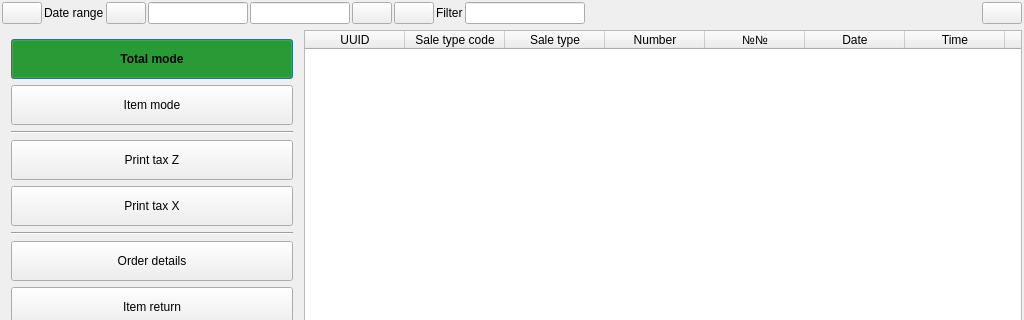
Old version of the form Shop/sales.ui in the repository End1-1/Cafe5; both pictures show x 0 to 1024 and y 0 to 320 of the 1024 by 768 pixel window.
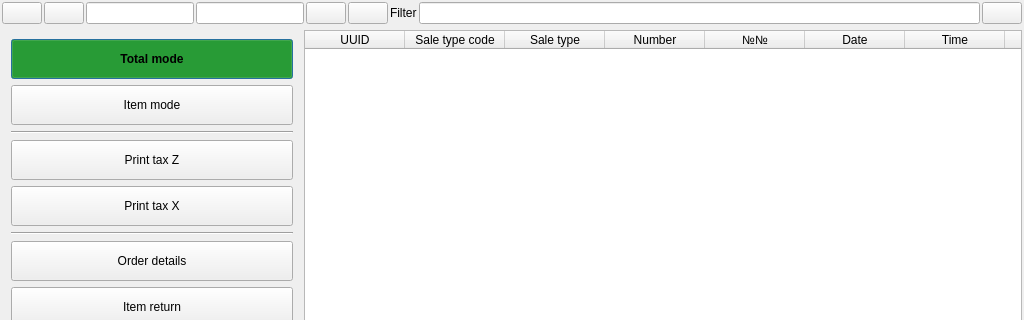
New version of the form. Icons and pictures are not drawn. Custom widgets are drawn as their Qt base class.

Diff of the .ui file:
```diff
--- a/Shop/sales.ui
+++ b/Shop/sales.ui
@@ -47,82 +47,29 @@
       <property name="spacing">
        <number>2</number>
       </property>
-      <item row="0" column="7">
+      <item row="0" column="3">
+       <widget class="C5DateEdit" name="deEnd">
+        <property name="minimumSize">
+         <size>
+          <width>0</width>
+          <height>0</height>
+         </size>
+        </property>
+        <property name="maximumSize">
+         <size>
+          <width>16777215</width>
+          <height>16777215</height>
+         </size>
+        </property>
+       </widget>
+      </item>
+      <item row="0" column="6">
        <widget class="QLabel" name="label_4">
         <property name="text">
          <string>Filter</string>
         </property>
        </widget>
       </item>
-      <item row="0" column="6">
-       <widget class="QPushButton" name="btnRefresh">
-        <property name="sizePolicy">
-         <sizepolicy hsizetype="Minimum" vsizetype="Minimum">
-          <horstretch>0</horstretch>
-          <verstretch>0</verstretch>
-         </sizepolicy>
-        </property>
-        <property name="focusPolicy">
-         <enum>Qt::FocusPolicy::NoFocus</enum>
-        </property>
-        <property name="text">
-         <string/>
-        </property>
-        <property name="icon">
-         <iconset resource="../resources/res.qrc">
-          <normaloff>:/refresh.png</normaloff>:/refresh.png</iconset>
-        </property>
-       </widget>
-      </item>
-      <item row="0" column="2">
-       <widget class="QPushButton" name="btnDateLeft">
-        <property name="sizePolicy">
-         <sizepolicy hsizetype="Minimum" vsizetype="Minimum">
-          <horstretch>0</horstretch>
-          <verstretch>0</verstretch>
-         </sizepolicy>
-        </property>
-        <property name="focusPolicy">
-         <enum>Qt::FocusPolicy::NoFocus</enum>
-        </property>
-        <property name="text">
-         <string/>
-        </property>
-        <property name="icon">
-         <iconset resource="../resources/res.qrc">
-          <normaloff>:/left-arrow.png</normaloff>:/left-arrow.png</iconset>
-        </property>
-       </widget>
-      </item>
-      <item row="0" column="11">
-       <spacer name="horizontalSpacer">
-        <property name="orientation">
-         <enum>Qt::Orientation::Horizontal</enum>
-        </property>
-        <property name="sizeHint" stdset="0">
-         <size>
-          <width>521</width>
-          <height>20</height>
-         </size>
-        </property>
-       </spacer>
-      </item>
-      <item row="0" column="3">
-       <widget class="C5DateEdit" name="deStart">
-        <property name="minimumSize">
-         <size>
-          <width>100</width>
-          <height>0</height>
-         </size>
-        </property>
-        <property name="maximumSize">
-         <size>
-          <width>130</width>
-          <height>16777215</height>
-         </size>
-        </property>
-       </widget>
-      </item>
       <item row="0" column="0">
        <widget class="QPushButton" name="btnShowMenu">
         <property name="sizePolicy">
@@ -143,40 +90,63 @@
         </property>
        </widget>
       </item>
+      <item row="0" column="5">
+       <widget class="QPushButton" name="btnRefresh">
+        <property name="sizePolicy">
+         <sizepolicy hsizetype="Minimum" vsizetype="Minimum">
+          <horstretch>0</horstretch>
+          <verstretch>0</verstretch>
+         </sizepolicy>
+        </property>
+        <property name="focusPolicy">
+         <enum>Qt::FocusPolicy::NoFocus</enum>
+        </property>
+        <property name="text">
+         <string/>
+        </property>
+        <property name="icon">
+         <iconset resource="../resources/res.qrc">
+          <normaloff>:/refresh.png</normaloff>:/refresh.png</iconset>
+        </property>
+       </widget>
+      </item>
       <item row="0" column="4">
-       <widget class="C5DateEdit" name="deEnd">
-        <property name="minimumSize">
-         <size>
-          <width>100</width>
-          <height>0</height>
-         </size>
+       <widget class="QPushButton" name="btnDateRight">
+        <property name="sizePolicy">
+         <sizepolicy hsizetype="Minimum" vsizetype="Minimum">
+          <horstretch>0</horstretch>
+          <verstretch>0</verstretch>
+         </sizepolicy>
         </property>
-        <property name="maximumSize">
-         <size>
-          <width>130</width>
-          <height>16777215</height>
-         </size>
+        <property name="focusPolicy">
+         <enum>Qt::FocusPolicy::NoFocus</enum>
+        </property>
+        <property name="text">
+         <string/>
+        </property>
+        <property name="icon">
+         <iconset resource="../resources/res.qrc">
+          <normaloff>:/right-arrow.png</normaloff>:/right-arrow.png</iconset>
         </property>
        </widget>
       </item>
-      <item row="0" column="8">
+      <item row="0" column="7">
        <widget class="QLineEdit" name="leFilter">
+        <property name="sizePolicy">
+         <sizepolicy hsizetype="Expanding" vsizetype="Fixed">
+          <horstretch>1</horstretch>
+          <verstretch>0</verstretch>
+         </sizepolicy>
+        </property>
         <property name="minimumSize">
          <size>
-          <width>120</width>
+          <width>0</width>
           <height>0</height>
          </size>
         </property>
        </widget>
       </item>
-      <item row="0" column="1">
-       <widget class="QLabel" name="label_2">
-        <property name="text">
-         <string>Date range</string>
-        </property>
-       </widget>
-      </item>
-      <item row="0" column="13">
+      <item row="0" column="11">
        <widget class="QPushButton" name="btnExit">
         <property name="sizePolicy">
          <sizepolicy hsizetype="Minimum" vsizetype="Preferred">
@@ -196,8 +166,24 @@
         </property>
        </widget>
       </item>
-      <item row="0" column="5">
-       <widget class="QPushButton" name="btnDateRight">
+      <item row="0" column="2">
+       <widget class="C5DateEdit" name="deStart">
+        <property name="minimumSize">
+         <size>
+          <width>0</width>
+          <height>0</height>
+         </size>
+        </property>
+        <property name="maximumSize">
+         <size>
+          <width>16777215</width>
+          <height>16777215</height>
+         </size>
+        </property>
+       </widget>
+      </item>
+      <item row="0" column="1">
+       <widget class="QPushButton" name="btnDateLeft">
         <property name="sizePolicy">
          <sizepolicy hsizetype="Minimum" vsizetype="Minimum">
           <horstretch>0</horstretch>
```
Left out of the diff: 2 changed lines with no effect on the pictures.
